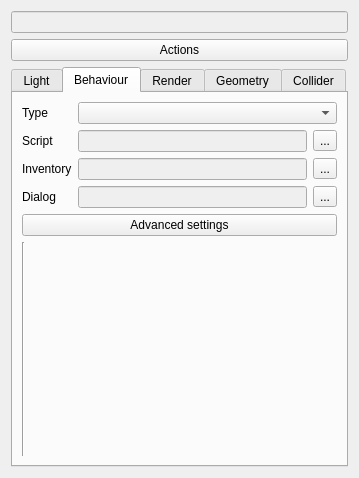
Above: code/editor/ui/worldobjectwidget.ui from Plaristote/fallout-equestria before the change. Below: the same form after it.
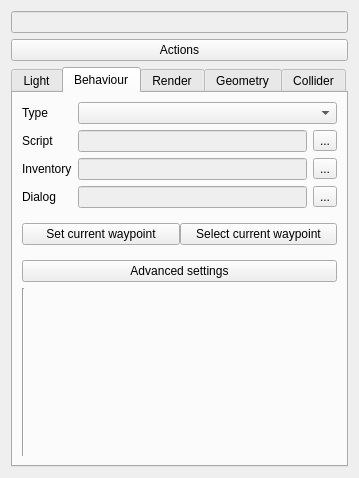
That is the form after the change. The open tabs and pages were chosen to show the change.

Commit message: + Improved waypoint management for dynamic objects in Level Editor

```diff
--- a/code/editor/ui/worldobjectwidget.ui
+++ b/code/editor/ui/worldobjectwidget.ui
@@ -36,8 +36,14 @@
    </item>
    <item>
     <widget class="QTabWidget" name="tabWidget">
+     <property name="sizePolicy">
+      <sizepolicy hsizetype="Expanding" vsizetype="Expanding">
+       <horstretch>0</horstretch>
+       <verstretch>0</verstretch>
+      </sizepolicy>
+     </property>
      <property name="currentIndex">
-      <number>0</number>
+      <number>1</number>
      </property>
      <widget class="QWidget" name="lightTab">
       <attribute name="title">
@@ -293,12 +299,8 @@
        <string>Behaviour</string>
       </attribute>
       <layout class="QGridLayout" name="gridLayout_6">
-       <item row="0" column="0">
-        <widget class="QLabel" name="label_8">
-         <property name="text">
-          <string>Type</string>
-         </property>
-        </widget>
+       <item row="0" column="1" colspan="2">
+        <widget class="QComboBox" name="objectTypeList"/>
        </item>
        <item row="1" column="2">
         <widget class="QToolButton" name="selectScript">
@@ -314,9 +316,6 @@
          </property>
         </widget>
        </item>
-       <item row="0" column="1" colspan="2">
-        <widget class="QComboBox" name="objectTypeList"/>
-       </item>
        <item row="1" column="0">
         <widget class="QLabel" name="label_7">
          <property name="text">
@@ -324,20 +323,6 @@
          </property>
         </widget>
        </item>
-       <item row="1" column="1">
-        <widget class="QLineEdit" name="script">
-         <property name="enabled">
-          <bool>false</bool>
-         </property>
-        </widget>
-       </item>
-       <item row="2" column="1">
-        <widget class="QLineEdit" name="inventory">
-         <property name="enabled">
-          <bool>false</bool>
-         </property>
-        </widget>
-       </item>
        <item row="2" column="2">
         <widget class="QToolButton" name="selectInventory">
          <property name="text">
@@ -345,13 +330,34 @@
          </property>
         </widget>
        </item>
-       <item row="4" column="0" colspan="3">
+       <item row="2" column="1">
+        <widget class="QLineEdit" name="inventory">
+         <property name="enabled">
+          <bool>false</bool>
+         </property>
+        </widget>
+       </item>
+       <item row="1" column="1">
+        <widget class="QLineEdit" name="script">
+         <property name="enabled">
+          <bool>false</bool>
+         </property>
+        </widget>
+       </item>
+       <item row="6" column="0" colspan="3">
         <widget class="QPushButton" name="objectAdvancedSettings">
          <property name="text">
           <string>Advanced settings</string>
          </property>
         </widget>
        </item>
+       <item row="0" column="0">
+        <widget class="QLabel" name="label_8">
+         <property name="text">
+          <string>Type</string>
+         </property>
+        </widget>
+       </item>
        <item row="3" column="1">
         <widget class="QLineEdit" name="dialog">
          <property name="enabled">
@@ -373,13 +379,60 @@
          </property>
         </widget>
        </item>
-       <item row="5" column="0">
+       <item row="7" column="0">
         <widget class="Line" name="line_5">
          <property name="orientation">
           <enum>Qt::Vertical</enum>
          </property>
         </widget>
        </item>
+       <item row="4" column="0" colspan="3">
+        <widget class="QWidget" name="widget" native="true">
+         <property name="sizePolicy">
+          <sizepolicy hsizetype="Preferred" vsizetype="Minimum">
+           <horstretch>0</horstretch>
+           <verstretch>0</verstretch>
+          </sizepolicy>
+         </property>
+         <property name="maximumSize">
+          <size>
+           <width>16777215</width>
+           <height>40</height>
+          </size>
+         </property>
+         <layout class="QHBoxLayout" name="horizontalLayout">
+          <property name="spacing">
+           <number>0</number>
+          </property>
+          <property name="leftMargin">
+           <number>0</number>
+          </property>
+          <property name="topMargin">
+           <number>0</number>
+          </property>
+          <property name="rightMargin">
+           <number>0</number>
+          </property>
+          <property name="bottomMargin">
+           <number>0</number>
+          </property>
+          <item>
+           <widget class="QPushButton" name="setCurrentWaypoint">
+            <property name="text">
+             <string>Set current waypoint</string>
+            </property>
+           </widget>
+          </item>
+          <item>
+           <widget class="QPushButton" name="selectCurrentWaypoint">
+            <property name="text">
+             <string>Select current waypoint</string>
+            </property>
+           </widget>
+          </item>
+         </layout>
+        </widget>
+       </item>
       </layout>
      </widget>
      <widget class="QWidget" name="renderTab">
```
The commit also changes 4 other files.
